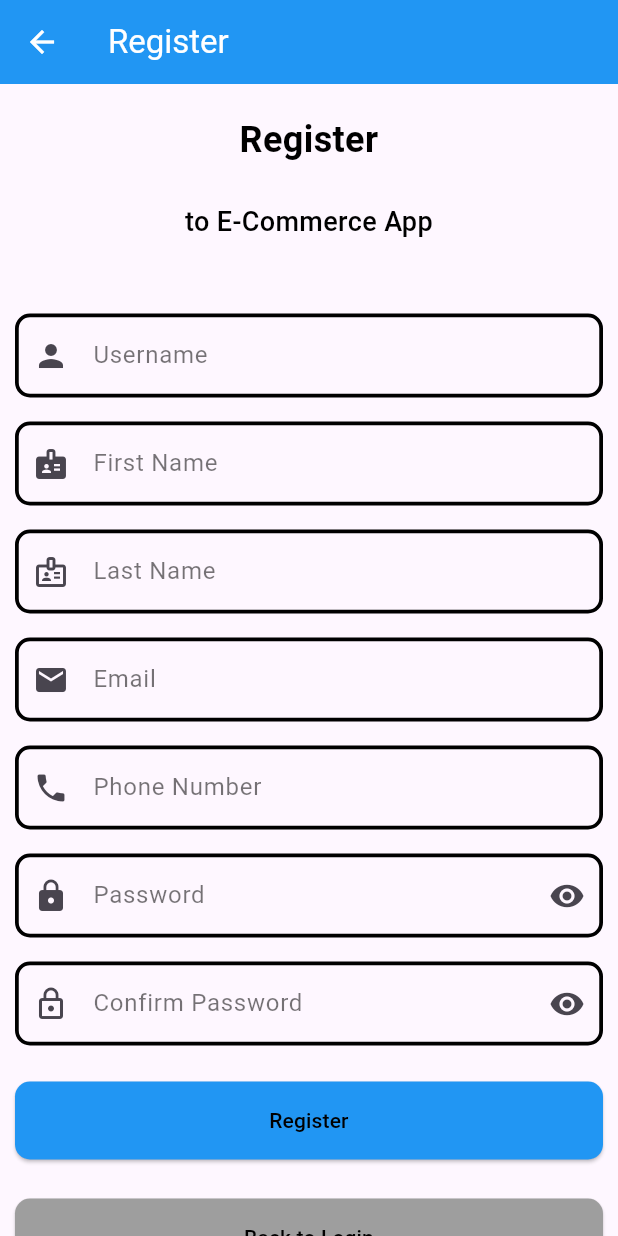
After one commit to jxnhoongz/ecom_flutter_y4s2, a Flutter app: the RegisterView screen opened directly, on a phone screen of 412 x 824 dp. The commit adds this screen. Run offline on Flutter 3.47's test engine with Material 3 defaults, Android fonts, the phone set to English and light mode, and no system bars; our stand-ins replace get.

Commit message:
Add register page with form validation

```diff
--- /dev/null
+++ b/lib/models/Request/Register_request.dart
@@ -0,0 +1,36 @@
+class RegisterRequest {
+  RegisterRequest({
+      this.username,
+      this.firstName,
+      this.lastName,
+      this.email,
+      this.phoneNumber,
+      this.password,});
+
+  RegisterRequest.fromJson(dynamic json) {
+    username = json['username'];
+    firstName = json['firstName'];
+    lastName = json['lastName'];
+    email = json['email'];
+    phoneNumber = json['phoneNumber'];
+    password = json['password'];
+  }
+  String? username;
+  String? firstName;
+  String? lastName;
+  String? email;
+  String? phoneNumber;
+  String? password;
+
+  Map<String, dynamic> toJson() {
+    final map = <String, dynamic>{};
+    map['username'] = username;
+    map['firstName'] = firstName;
+    map['lastName'] = lastName;
+    map['email'] = email;
+    map['phoneNumber'] = phoneNumber;
+    map['password'] = password;
+    return map;
+  }
+
+}
--- a/lib/modules/login/view/login_view.dart
+++ b/lib/modules/login/view/login_view.dart
@@ -1,5 +1,6 @@
 
 import 'package:app_e_commerce/modules/login/view_model/login_view_model.dart';
+import 'package:app_e_commerce/modules/register/view/register_view.dart';
 import 'package:app_e_commerce/widgets/subtitle_widget.dart';
 import 'package:flutter/material.dart';
 import 'package:get/get.dart';
@@ -153,7 +154,9 @@ class LoginView extends StatelessWidget{
               Container(
                 padding: EdgeInsets.symmetric(horizontal: 10, vertical: 10),
                 child: ElevatedButton(
-                  onPressed: (){},
+                  onPressed: (){
+                    Get.to(() => RegisterView());
+                  },
                   child: Container(
                     width: double.infinity,
                     child: Text("Register",
--- /dev/null
+++ b/lib/modules/register/view/register_view.dart
@@ -0,0 +1,409 @@
+
+import 'package:app_e_commerce/modules/register/view_model/register_view_model.dart';
+import 'package:app_e_commerce/widgets/subtitle_widget.dart';
+import 'package:flutter/material.dart';
+import 'package:get/get.dart';
+
+import '../../../widgets/header_title_widget.dart';
+
+
+class RegisterView extends StatelessWidget{
+  RegisterView({super.key});
+  var registerViewModel = Get.put(RegisterViewModel());
+
+  @override
+  Widget build(BuildContext context) {
+    return Scaffold(
+      appBar: AppBar(
+        iconTheme: IconThemeData(
+          color: Colors.white
+        ),
+        title: Text("Register",style: TextStyle(color: Colors.white),),
+        backgroundColor: Colors.blue,
+      ),
+      body: Obx((){
+        return SingleChildScrollView(
+          child: Column(
+            mainAxisAlignment: MainAxisAlignment.start,
+            children: [
+              HeaderTitleWidget(title: "Register"),
+              SubtitleWidget(subtitle: "to E-Commerce App"),
+              SizedBox(
+                height: 35,
+              ),
+              Container(
+                width: double.infinity,
+                padding: EdgeInsets.symmetric(horizontal: 10, vertical: 8),
+                child: TextField(onChanged: (value){
+                  registerViewModel.onChangeValueUsername(value);
+                },
+                  controller: registerViewModel.usernameController.value,
+                  decoration: InputDecoration(
+                      prefixIcon: Icon(Icons.person),
+                      labelText: "Username",
+                      labelStyle: TextStyle(
+                          color: Colors.black54
+                      ),
+                      hintText: "Enter your username",
+                      hintStyle: TextStyle(
+                          color: Colors.black
+                      ),
+                      border: OutlineInputBorder(
+                          borderRadius: BorderRadius.all(
+                              Radius.circular(10)
+                          )
+                      ),
+                      focusedBorder: OutlineInputBorder(
+                          borderRadius: BorderRadius.all(
+                              Radius.circular(10)
+                          ),
+                          borderSide: BorderSide(
+                              color: Colors.black54,
+                              width: 2.5
+                          )
+                      ),
+                      enabledBorder: OutlineInputBorder(
+                        borderSide: BorderSide(
+                            color: Colors.black,
+                            width: 2.5
+                        ),
+                        borderRadius: BorderRadius.all(
+                            Radius.circular(10)
+                        ),
+                      )
+                  ),
+                ),
+              ),
+              Container(
+                width: double.infinity,
+                padding: EdgeInsets.symmetric(horizontal: 10, vertical: 8),
+                child: TextField(onChanged: (value){
+                  registerViewModel.onChangeValueFirstName(value);
+                },
+                  controller: registerViewModel.firstNameController.value,
+                  decoration: InputDecoration(
+                      prefixIcon: Icon(Icons.badge),
+                      labelText: "First Name",
+                      labelStyle: TextStyle(
+                          color: Colors.black54
+                      ),
+                      hintText: "Enter your first name",
+                      hintStyle: TextStyle(
+                          color: Colors.black
+                      ),
+                      border: OutlineInputBorder(
+                          borderRadius: BorderRadius.all(
+                              Radius.circular(10)
+                          )
+                      ),
+                      focusedBorder: OutlineInputBorder(
+                          borderRadius: BorderRadius.all(
+                              Radius.circular(10)
+                          ),
+                          borderSide: BorderSide(
+                              color: Colors.black54,
+                              width: 2.5
+                          )
+                      ),
+                      enabledBorder: OutlineInputBorder(
+                        borderSide: BorderSide(
+                            color: Colors.black,
+                            width: 2.5
+                        ),
+                        borderRadius: BorderRadius.all(
+                            Radius.circular(10)
+                        ),
+                      )
+                  ),
+                ),
+              ),
+              Container(
+                width: double.infinity,
+                padding: EdgeInsets.symmetric(horizontal: 10, vertical: 8),
+                child: TextField(onChanged: (value){
+                  registerViewModel.onChangeValueLastName(value);
+                },
+                  controller: registerViewModel.lastNameController.value,
+                  decoration: InputDecoration(
+                      prefixIcon: Icon(Icons.badge_outlined),
+                      labelText: "Last Name",
+                      labelStyle: TextStyle(
+                          color: Colors.black54
+                      ),
+                      hintText: "Enter your last name",
+                      hintStyle: TextStyle(
+                          color: Colors.black
+                      ),
+                      border: OutlineInputBorder(
+                          borderRadius: BorderRadius.all(
+                              Radius.circular(10)
+                          )
+                      ),
+                      focusedBorder: OutlineInputBorder(
+                          borderRadius: BorderRadius.all(
+                              Radius.circular(10)
+                          ),
+                          borderSide: BorderSide(
+                              color: Colors.black54,
+                              width: 2.5
+                          )
+                      ),
+                      enabledBorder: OutlineInputBorder(
+                        borderSide: BorderSide(
+                            color: Colors.black,
+                            width: 2.5
+                        ),
+                        borderRadius: BorderRadius.all(
+                            Radius.circular(10)
+                        ),
+                      )
+                  ),
+                ),
+              ),
+              Container(
+                width: double.infinity,
+                padding: EdgeInsets.symmetric(horizontal: 10, vertical: 8),
+                child: TextField(onChanged: (value){
+                  registerViewModel.onChangeValueEmail(value);
+                },
+                  controller: registerViewModel.emailController.value,
+                  keyboardType: TextInputType.emailAddress,
+                  decoration: InputDecoration(
+                      prefixIcon: Icon(Icons.email),
+                      labelText: "Email",
+                      labelStyle: TextStyle(
+                          color: Colors.black54
+                      ),
+                      hintText: "Enter your email",
+                      hintStyle: TextStyle(
+                          color: Colors.black
+                      ),
+                      border: OutlineInputBorder(
+                          borderRadius: BorderRadius.all(
+                              Radius.circular(10)
+                          )
+                      ),
+                      focusedBorder: OutlineInputBorder(
+                          borderRadius: BorderRadius.all(
+                              Radius.circular(10)
+                          ),
+                          borderSide: BorderSide(
+                              color: Colors.black54,
+                              width: 2.5
+                          )
+                      ),
+                      enabledBorder: OutlineInputBorder(
+                        borderSide: BorderSide(
+                            color: Colors.black,
+                            width: 2.5
+                        ),
+                        borderRadius: BorderRadius.all(
+                            Radius.circular(10)
+                        ),
+                      )
+                  ),
+                ),
+              ),
+              Container(
+                width: double.infinity,
+                padding: EdgeInsets.symmetric(horizontal: 10, vertical: 8),
+                child: TextField(onChanged: (value){
+                  registerViewModel.onChangeValuePhoneNumber(value);
+                },
+                  controller: registerViewModel.phoneNumberController.value,
+                  keyboardType: TextInputType.phone,
+                  decoration: InputDecoration(
+                      prefixIcon: Icon(Icons.phone),
+                      labelText: "Phone Number",
+                      labelStyle: TextStyle(
+                          color: Colors.black54
+                      ),
+                      hintText: "Enter your phone number",
+                      hintStyle: TextStyle(
+                          color: Colors.black
+                      ),
+                      border: OutlineInputBorder(
+                          borderRadius: BorderRadius.all(
+                              Radius.circular(10)
+                          )
+                      ),
+                      focusedBorder: OutlineInputBorder(
+                          borderRadius: BorderRadius.all(
+                              Radius.circular(10)
+                          ),
+                          borderSide: BorderSide(
+                              color: Colors.black54,
+                              width: 2.5
+                          )
+                      ),
+                      enabledBorder: OutlineInputBorder(
+                        borderSide: BorderSide(
+                            color: Colors.black,
+                            width: 2.5
+                        ),
+                        borderRadius: BorderRadius.all(
+                            Radius.circular(10)
+                        ),
+                      )
+                  ),
+                ),
+              ),
+              Container(
+                width: double.infinity,
+                padding: EdgeInsets.symmetric(horizontal: 10, vertical: 8),
+                child: TextField(
+                  onChanged: (value){
+                    registerViewModel.onChangeValuePassword(value);
+                  },
+                  controller: registerViewModel.passwordController.value,
+                  obscureText: registerViewModel.enablePassword.value,
+                  decoration: InputDecoration(
+                      prefixIcon: Icon(Icons.lock),
+                      suffixIcon: InkWell(
+                        onTap: (){
+                          var value = registerViewModel.enablePassword.value;
+                          registerViewModel.onEnablePassword(!value);
+                        },
+                          child: Icon(Icons.remove_red_eye)
+                      ),
+                      labelText: "Password",
+                      labelStyle: TextStyle(
+                          color: Colors.black54
+                      ),
+                      hintText: "Enter your password",
+                      hintStyle: TextStyle(
+                          color: Colors.black
+                      ),
+                      border: OutlineInputBorder(
+                          borderRadius: BorderRadius.all(
+                              Radius.circular(10)
+                          )
+                      ),
+                      focusedBorder: OutlineInputBorder(
+                          borderRadius: BorderRadius.all(
+                              Radius.circular(10)
+                          ),
+                          borderSide: BorderSide(
+                              color: Colors.black54,
+                              width: 2.5
+                          )
+                      ),
+                      enabledBorder: OutlineInputBorder(
+                        borderSide: BorderSide(
+                            color: Colors.black,
+                            width: 2.5
+                        ),
+                        borderRadius: BorderRadius.all(
+                            Radius.circular(10)
+                        ),
+                      )
+                  ),
+                ),
+              ),
+              Container(
+                width: double.infinity,
+                padding: EdgeInsets.symmetric(horizontal: 10, vertical: 8),
+                child: TextField(
+                  onChanged: (value){
+                    registerViewModel.onChangeValueConfirmPassword(value);
+                  },
+                  controller: registerViewModel.confirmPasswordController.value,
+                  obscureText: registerViewModel.enableConfirmPassword.value,
+                  decoration: InputDecoration(
+                      prefixIcon: Icon(Icons.lock_outline),
+                      suffixIcon: InkWell(
+                        onTap: (){
+                          var value = registerViewModel.enableConfirmPassword.value;
+                          registerViewModel.onEnableConfirmPassword(!value);
+                        },
+                          child: Icon(Icons.remove_red_eye)
+                      ),
+                      labelText: "Confirm Password",
+                      labelStyle: TextStyle(
+                          color: Colors.black54
+                      ),
+                      hintText: "Confirm your password",
+                      hintStyle: TextStyle(
+                          color: Colors.black
+                      ),
+                      border: OutlineInputBorder(
+                          borderRadius: BorderRadius.all(
+                              Radius.circular(10)
+                          )
+                      ),
+                      focusedBorder: OutlineInputBorder(
+                          borderRadius: BorderRadius.all(
+                              Radius.circular(10)
+                          ),
+                          borderSide: BorderSide(
+                              color: Colors.black54,
+                              width: 2.5
+                          )
+                      ),
+                      enabledBorder: OutlineInputBorder(
+                        borderSide: BorderSide(
+                            color: Colors.black,
+                            width: 2.5
+                        ),
+                        borderRadius: BorderRadius.all(
+                            Radius.circular(10)
+                        ),
+                      )
+                  ),
+                ),
+              ),
+              Container(
+                padding: EdgeInsets.symmetric(horizontal: 10, vertical: 16),
+                child: ElevatedButton(
+                  onPressed: (){
+                    registerViewModel.onRegister();
+                  },
+                  child: Container(
+                    width: double.infinity,
+                    child: Text("Register",
+                      textAlign: TextAlign.center,
+                      style: TextStyle(
+                        color: Colors.black,
+                      ),
+                    ),
+                  ),
+                  style: ElevatedButton.styleFrom(
+                      backgroundColor: Colors.blue,
+                      padding: EdgeInsets.symmetric(horizontal: 10, vertical: 16),
+                      shape: RoundedRectangleBorder(
+                          borderRadius: BorderRadius.all(Radius.circular(10))
+                      )
+                  ),
+                ),
+              ),
+              Container(
+                padding: EdgeInsets.symmetric(horizontal: 10, vertical: 10),
+                child: ElevatedButton(
+                  onPressed: (){
+                    Get.back();
+                  },
+                  child: Container(
+                    width: double.infinity,
+                    child: Text("Back to Login",
+                      textAlign: TextAlign.center,
+                      style: TextStyle(
+                        color: Colors.black,
+                      ),
+                    ),
+                  ),
+                  style: ElevatedButton.styleFrom(
+                      backgroundColor: Colors.grey,
+                      padding: EdgeInsets.symmetric(horizontal: 10, vertical: 16),
+                      shape: RoundedRectangleBorder(
+                          borderRadius: BorderRadius.all(Radius.circular(10))
+                      )
+                  ),
+                ),
+              ),
+            ],
+          ),
+        );
+      })
+    );
+  }
+}
--- /dev/null
+++ b/lib/modules/register/view_model/register_view_model.dart
@@ -0,0 +1,133 @@
+
+import 'package:app_e_commerce/repository/auth_repositoryImpl.dart';
+import 'package:flutter/material.dart';
+import 'package:get/get.dart';
+
+class RegisterViewModel extends GetxController{
+  var usernameController = TextEditingController().obs;
+  var firstNameController = TextEditingController().obs;
+  var lastNameController = TextEditingController().obs;
+  var emailController = TextEditingController().obs;
+  var phoneNumberController = TextEditingController().obs;
+  var passwordController = TextEditingController().obs;
+  var confirmPasswordController = TextEditingController().obs;
+  var username = "".obs;
+  var firstName = "".obs;
+  var lastName = "".obs;
+  var email = "".obs;
+  var phoneNumber = "".obs;
+  var password = "".obs;
+  var confirmPassword = "".obs;
+  var enablePassword = true.obs;
+  var enableConfirmPassword = true.obs;
+  var authRepository = AuthRepositoryImpl();
+
+  @override
+  void onInit() {
+    super.onInit();
+  }
+
+  onChangeValueUsername(String value){
+    username.value = value;
+  }
+  onChangeValueFirstName(String value){
+    firstName.value = value;
+  }
+  onChangeValueLastName(String value){
+    lastName.value = value;
+  }
+  onChangeValueEmail(String value){
+    email.value = value;
+  }
+  onChangeValuePhoneNumber(String value){
+    phoneNumber.value = value;
+  }
+  onChangeValuePassword(String value){
+    password.value = value;
+  }
+  onChangeValueConfirmPassword(String value){
+    confirmPassword.value = value;
+  }
+  onEnablePassword(value){
+    enablePassword.value = value;
+  }
+  onEnableConfirmPassword(value){
+    enableConfirmPassword.value = value;
+  }
+
+  onRegister() async{
+    username.value = usernameController.value.text;
+    firstName.value = firstNameController.value.text;
+    lastName.value = lastNameController.value.text;
+    email.value = emailController.value.text;
+    phoneNumber.value = phoneNumberController.value.text;
+    password.value = passwordController.value.text;
+    confirmPassword.value = confirmPasswordController.value.text;
+
+    if(username.isEmpty){
+      showMassageError("Username is required.");
+      return;
+    }
+    if(firstName.isEmpty){
+      showMassageError("First name is required.");
+      return;
+    }
+    if(lastName.isEmpty){
+      showMassageError("Last name is required.");
+      return;
+    }
+    if(email.isEmpty){
+      showMassageError("Email is required.");
+      return;
+    }
+    if(phoneNumber.isEmpty){
+      showMassageError("Phone number is required.");
+      return;
+    }
+    if(password.isEmpty){
+      showMassageError("Password is required.");
+      return;
+    }
+    if(confirmPassword.isEmpty){
+      showMassageError("Confirm password is required.");
+      return;
+    }
+    if(password.value != confirmPassword.value){
+      showMassageError("Passwords do not match.");
+      return;
+    }
+
+    var registerRes = await authRepository.register(
+      username.value,
+      firstName.value,
+      lastName.value,
+      email.value,
+      phoneNumber.value,
+      password.value,
+    );
+
+    if(registerRes.accessToken != null){
+      showMassageSuccess("Registration Successful.");
+      Get.back();
+    } else {
+      showMassageError("Registration failed. Please try again.");
+    }
+  }
+
+  showMassageError(String message){
+    Get.snackbar(
+      "Error",
+      message,
+      backgroundColor: Colors.red,
+      margin: EdgeInsets.symmetric(vertical: 20,horizontal: 16)
+    );
+  }
+  showMassageSuccess(String message){
+    Get.snackbar(
+        "Success",
+        message,
+        backgroundColor: Colors.black12,
+        margin: EdgeInsets.symmetric(vertical: 20,horizontal: 16)
+    );
+  }
+}
--- a/lib/repository/auth_repository.dart
+++ b/lib/repository/auth_repository.dart
@@ -2,4 +2,5 @@ import 'package:app_e_commerce/models/response/Login_response.dart';
 
 abstract class AuthRepository{
   Future<LoginResponse> login (String username, String password);
+  Future<LoginResponse> register (String username, String firstName, String lastName, String email, String phoneNumber, String password);
 }
--- a/lib/repository/auth_repositoryImpl.dart
+++ b/lib/repository/auth_repositoryImpl.dart
@@ -1,6 +1,7 @@
 import 'dart:convert';
 
 import 'package:app_e_commerce/models/Request/Login_request.dart';
+import 'package:app_e_commerce/models/Request/Register_request.dart';
 import 'package:app_e_commerce/models/response/Login_response.dart';
 import 'package:app_e_commerce/repository/auth_repository.dart';
 import 'package:app_e_commerce/service/constant_uri.dart';
@@ -19,4 +20,25 @@ class AuthRepositoryImpl implements AuthRepository{
     }
     return loginResponse;
   }
+
+  @override
+  Future<LoginResponse> register(String username, String firstName, String lastName, String email, String phoneNumber, String password) async {
+    LoginResponse registerResponse = LoginResponse();
+    var response = await serviceApi.postApi(
+      uri: ConstantUri.registerPath,
+      body: jsonEncode(RegisterRequest(
+        username: username,
+        firstName: firstName,
+        lastName: lastName,
+        email: email,
+        phoneNumber: phoneNumber,
+        password: password,
+      ).toJson())
+    );
+
+    if(response.isSuccess == true){
+      return LoginResponse.fromJson(jsonDecode(response.data));
+    }
+    return registerResponse;
+  }
 }
```
